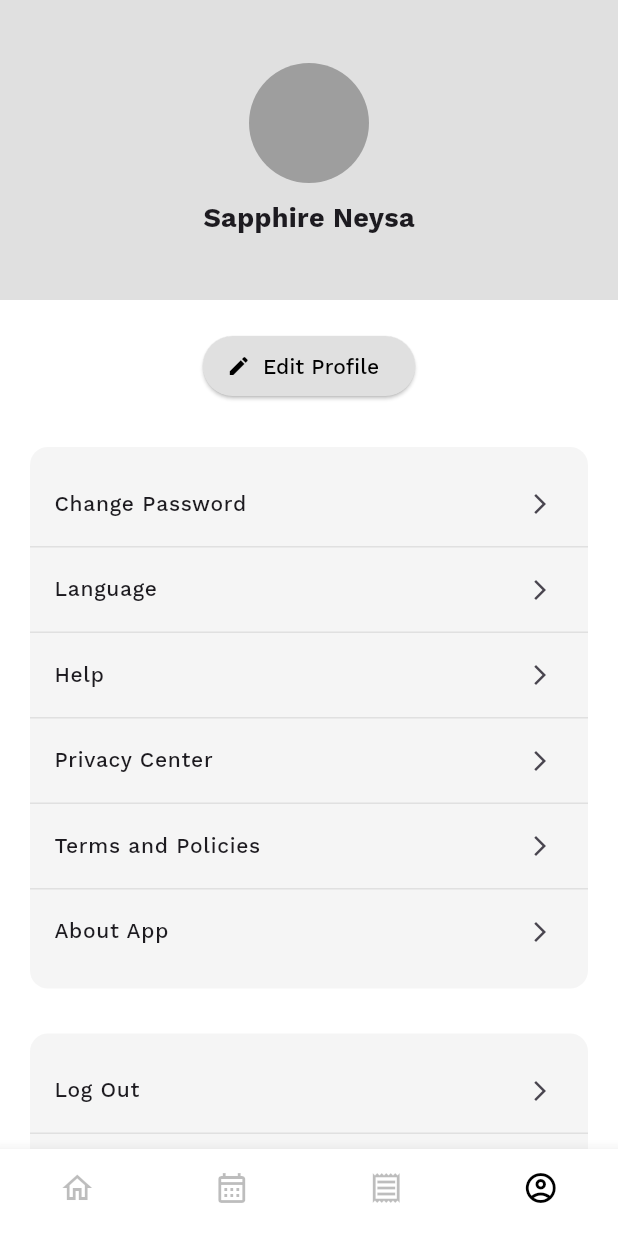
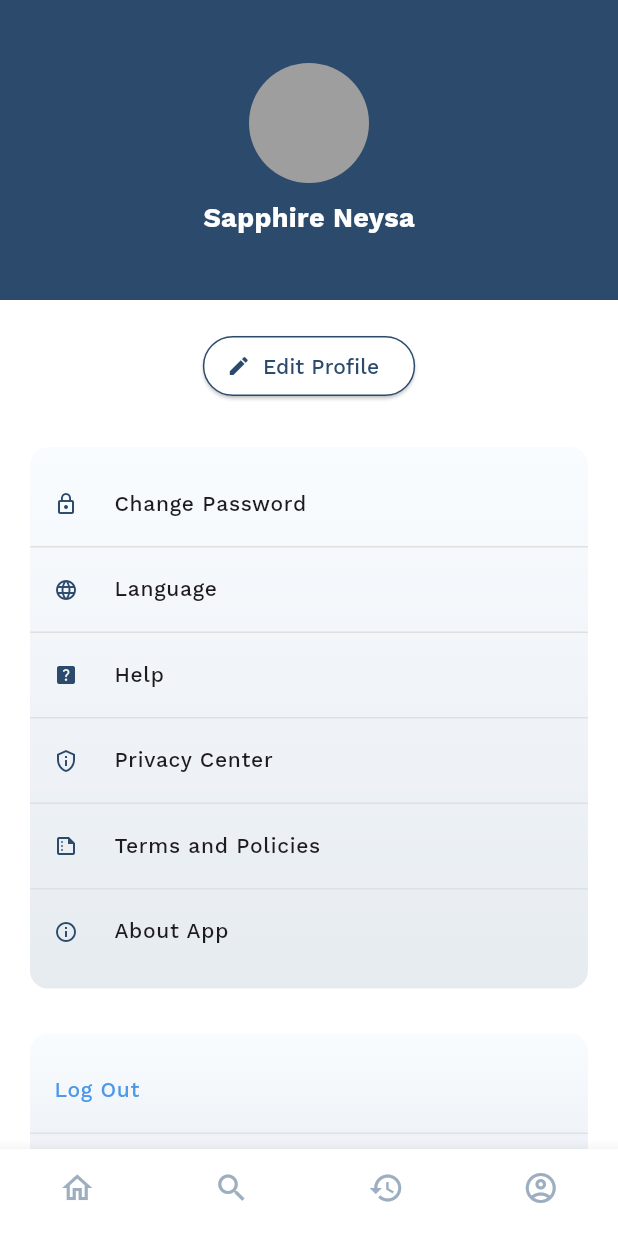
Before and after one commit to soulqge/wikusama_hotel, a Flutter app: the ProfilePage screen opened by its route, on a phone screen of 412 x 824 dp. Run offline on Flutter 3.47's test engine with Material 3 defaults, Android fonts, the phone set to English and light mode, and no system bars; our stand-ins replace carousel_slider, google_fonts; network calls fail.

Commit message:
add color

```diff
--- a/lib/components/detail_kamar/room_facilities.dart
+++ b/lib/components/detail_kamar/room_facilities.dart
@@ -13,8 +13,10 @@ class RoomFacilities extends StatelessWidget {
         children: [
           Text(
             "Facilities",
-            style:
-                GoogleFonts.workSans(fontSize: 16, fontWeight: FontWeight.bold),
+            style: GoogleFonts.workSans(
+                color: Color.fromRGBO(44, 75, 108, 1),
+                fontSize: 16,
+                fontWeight: FontWeight.bold),
           ),
           SizedBox(height: 15),
           Row(
--- a/lib/components/homepage/appbar_home.dart
+++ b/lib/components/homepage/appbar_home.dart
@@ -29,7 +29,7 @@ class AppbarHome extends StatelessWidget {
               onPressed: () {
                 Navigator.pushNamed(context, '/notif');
               },
-              icon: Icon(Icons.notifications))
+              icon: Icon(Icons.notifications_outlined, color: Color.fromRGBO(44, 75, 108, 1),))
         ],
       ),
     );
--- a/lib/components/navbar.dart
+++ b/lib/components/navbar.dart
@@ -39,19 +39,19 @@ class _BottomNavState extends State<BottomNav> {
       backgroundColor: Colors.white,
       items: <BottomNavigationBarItem>[
         BottomNavigationBarItem(
-          icon: Icon(Icons.home_outlined),
+          icon: Icon(Icons.home_outlined, color: Color.fromRGBO(157, 174, 192, 1),),
           label: 'Home'
         ),
         BottomNavigationBarItem(
-          icon: Icon(Icons.calendar_month_outlined),
-          label: 'Jadwal'
+          icon: Icon(Icons.search, color: Color.fromRGBO(157, 174, 192, 1),),
+          label: 'Search'
         ),
         BottomNavigationBarItem(
-          icon: Icon(Icons.receipt_outlined),
-          label: 'SPP'
+          icon: Icon(Icons.history, color: Color.fromRGBO(157, 174, 192, 1),),
+          label: 'History'
         ),
         BottomNavigationBarItem(
-          icon: Icon(Icons.account_circle_outlined),
+          icon: Icon(Icons.account_circle_outlined, color: Color.fromRGBO(157, 174, 192, 1),),
           label: 'Profile'
         ),
       ],
--- a/lib/models/transaksi.dart
+++ b/lib/models/transaksi.dart
@@ -6,6 +6,7 @@ class Transaction {
   final String checkOutDate;
   final String totalKamar;
   final int price;
+  final String qr;
 
   Transaction({
     required this.roomType,
@@ -14,6 +15,7 @@ class Transaction {
     required this.checkInDate,
     required this.checkOutDate,
     required this.price,
-    required this.totalKamar
+    required this.totalKamar,
+    required this.qr
   });
 }
--- a/lib/pages/profile.dart
+++ b/lib/pages/profile.dart
@@ -16,23 +16,21 @@ class ProfilePage extends StatelessWidget {
             children: [
               Container(
                 height: 200,
-                decoration: BoxDecoration(
-                  color: Colors.grey[300],
-                ),
+                decoration:
+                    BoxDecoration(color: Color.fromRGBO(44, 75, 108, 1)),
                 child: Center(
                   child: Column(
                     mainAxisAlignment: MainAxisAlignment.center,
                     children: [
-                      // Profile Avatar
                       CircleAvatar(
                         radius: 40,
                         backgroundColor: Colors.grey,
                       ),
                       SizedBox(height: 10),
-                      // User Name
                       Text(
                         'Sapphire Neysa',
                         style: GoogleFonts.workSans(
+                          color: Colors.white,
                           fontSize: 18,
                           fontWeight: FontWeight.bold,
                         ),
@@ -52,8 +50,9 @@ class ProfilePage extends StatelessWidget {
                   ),
                 ),
                 style: ElevatedButton.styleFrom(
-                  backgroundColor: Colors.grey[300],
-                  foregroundColor: Colors.black,
+                  side: BorderSide(color: Color.fromRGBO(44, 75, 108, 1)),
+                  backgroundColor: Colors.white,
+                  foregroundColor: Color.fromRGBO(44, 75, 108, 1),
                   shape: RoundedRectangleBorder(
                     borderRadius: BorderRadius.circular(20),
                   ),
@@ -64,22 +63,29 @@ class ProfilePage extends StatelessWidget {
                 margin: EdgeInsets.symmetric(horizontal: 20),
                 padding: EdgeInsets.symmetric(vertical: 10),
                 decoration: BoxDecoration(
-                  color: Colors.grey[100],
+                  gradient: LinearGradient(
+                    colors: [
+                      Color.fromRGBO(249, 252, 255, 1),
+                      Color.fromRGBO(230, 235, 240, 1)
+                    ],
+                    begin: Alignment.topCenter,
+                    end: Alignment.bottomCenter,
+                  ),
                   borderRadius: BorderRadius.circular(12),
                 ),
                 child: Column(
                   children: [
-                    _buildSettingsTile('Change Password'),
+                    _buildSettingsTile('Change Password', Icons.lock_outline),
                     _buildDivider(),
-                    _buildSettingsTile('Language'),
+                    _buildSettingsTile('Language', Icons.language_outlined),
                     _buildDivider(),
-                    _buildSettingsTile('Help'),
+                    _buildSettingsTile('Help', Icons.help_center_rounded),
                     _buildDivider(),
-                    _buildSettingsTile('Privacy Center'),
+                    _buildSettingsTile('Privacy Center', Icons.privacy_tip_outlined),
                     _buildDivider(),
-                    _buildSettingsTile('Terms and Policies'),
+                    _buildSettingsTile('Terms and Policies', Icons.summarize_outlined),
                     _buildDivider(),
-                    _buildSettingsTile('About App'),
+                    _buildSettingsTile('About App', Icons.info_outline),
                   ],
                 ),
               ),
@@ -88,17 +94,25 @@ class ProfilePage extends StatelessWidget {
                 margin: EdgeInsets.symmetric(horizontal: 20),
                 padding: EdgeInsets.symmetric(vertical: 10),
                 decoration: BoxDecoration(
-                  color: Colors.grey[100],
+                  gradient: LinearGradient(
+                    colors: [
+                      Color.fromRGBO(249, 252, 255, 1),
+                      Color.fromRGBO(230, 235, 240, 1)
+                    ],
+                    begin: Alignment.topCenter,
+                    end: Alignment.bottomCenter,
+                  ),
                   borderRadius: BorderRadius.circular(12),
                 ),
                 child: Column(
                   children: [
-                    _buildSettingsTile('Log Out'),
+                    _buildSettingsTileL('Log Out', Color.fromRGBO(76, 152, 233, 1)),
                     _buildDivider(),
-                    _buildSettingsTile('Delete Account'),
+                    _buildSettingsTileL('Delete Account', Color.fromRGBO(207, 58, 65, 1)),
                   ],
                 ),
               ),
+              SizedBox(height: 30),
             ],
           ),
         ),
@@ -106,7 +120,7 @@ class ProfilePage extends StatelessWidget {
     );
   }
 
-  Widget _buildSettingsTile(String title) {
+  Widget _buildSettingsTile(String title, IconData icon) {
     return ListTile(
       title: Text(
         title,
@@ -115,7 +129,21 @@ class ProfilePage extends StatelessWidget {
           fontWeight: FontWeight.w500,
         ),
       ),
-      trailing: Icon(Icons.arrow_forward_ios, size: 16),
+      leading: Icon(icon, size: 16, color: Color.fromRGBO(44, 75, 108, 1),),
+      onTap: () {},
+    );
+  }
+
+  Widget _buildSettingsTileL(String title, Color color) {
+    return ListTile(
+      title: Text(
+        title,
+        style: GoogleFonts.workSans(
+          color: color,
+          fontSize: 14,
+          fontWeight: FontWeight.w500,
+        ),
+      ),
       onTap: () {},
     );
   }
--- a/lib/pages/signup.dart
+++ b/lib/pages/signup.dart
@@ -48,8 +48,8 @@ class SignupPage extends StatelessWidget {
                       ),
                       SizedBox(height: 48),
                       ButtonWiku(
-                        bText: "Log In",
-                        route: '/home',
+                        bText: "Sign Up",
+                        route: '/login',
                         color: Colors.white,
                         gradient: LinearGradient(
                           colors: [
```
Also changed, not shown: lib/components/detail_kamar/room_desc.dart (added, +30 -0 lines), lib/components/homepage/fasilitas.dart (+0 -18 lines), lib/components/notif/already_read.dart (+16 -5 lines), lib/pages/detail_kamar.dart (+33 -17 lines), lib/pages/detail_transaksi.dart (+40 -32 lines), lib/pages/history.dart (+16 -2 lines), lib/pages/home.dart (+3 -9 lines), lib/pages/pesen_kamar.dart (+15 -10 lines).
